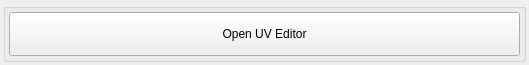
First picture: the form in src/developer/main/uvtools/widget/ui/uvEditorUI.ui, repository code-google-com/mayatools, before the edit.
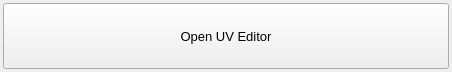
Second picture: the form after the edit.

The edit to the form file:
```diff
--- a/src/developer/main/uvtools/widget/ui/uvEditorUI.ui
+++ b/src/developer/main/uvtools/widget/ui/uvEditorUI.ui
@@ -6,10 +6,16 @@
    <rect>
     <x>0</x>
     <y>0</y>
-    <width>529</width>
-    <height>65</height>
+    <width>452</width>
+    <height>72</height>
    </rect>
   </property>
+  <property name="sizePolicy">
+   <sizepolicy hsizetype="Preferred" vsizetype="Minimum">
+    <horstretch>0</horstretch>
+    <verstretch>50</verstretch>
+   </sizepolicy>
+  </property>
   <property name="windowTitle">
    <string>MainWindow</string>
   </property>
@@ -19,34 +25,39 @@
      <number>3</number>
     </property>
     <item>
-     <widget class="QGroupBox" name="groupBox">
+     <widget class="QPushButton" name="btnOpenUVEditor">
       <property name="sizePolicy">
-       <sizepolicy hsizetype="Preferred" vsizetype="MinimumExpanding">
+       <sizepolicy hsizetype="Minimum" vsizetype="Preferred">
         <horstretch>0</horstretch>
-        <verstretch>20</verstretch>
+        <verstretch>0</verstretch>
        </sizepolicy>
       </property>
-      <property name="title">
-       <string/>
+      <property name="minimumSize">
+       <size>
+        <width>0</width>
+        <height>50</height>
+       </size>
       </property>
-      <layout class="QVBoxLayout" name="verticalLayout_2">
-       <property name="margin">
-        <number>3</number>
-       </property>
-       <item>
-        <widget class="QPushButton" name="btnOpenUVEditor">
-         <property name="sizePolicy">
-          <sizepolicy hsizetype="Minimum" vsizetype="MinimumExpanding">
-           <horstretch>0</horstretch>
-           <verstretch>20</verstretch>
-          </sizepolicy>
-         </property>
-         <property name="text">
-          <string>Open UV Editor</string>
-         </property>
-        </widget>
-       </item>
-      </layout>
+      <property name="sizeIncrement">
+       <size>
+        <width>0</width>
+        <height>30</height>
+       </size>
+      </property>
+      <property name="baseSize">
+       <size>
+        <width>0</width>
+        <height>30</height>
+       </size>
+      </property>
+      <property name="font">
+       <font>
+        <pointsize>10</pointsize>
+       </font>
+      </property>
+      <property name="text">
+       <string>Open UV Editor</string>
+      </property>
      </widget>
     </item>
    </layout>
```
